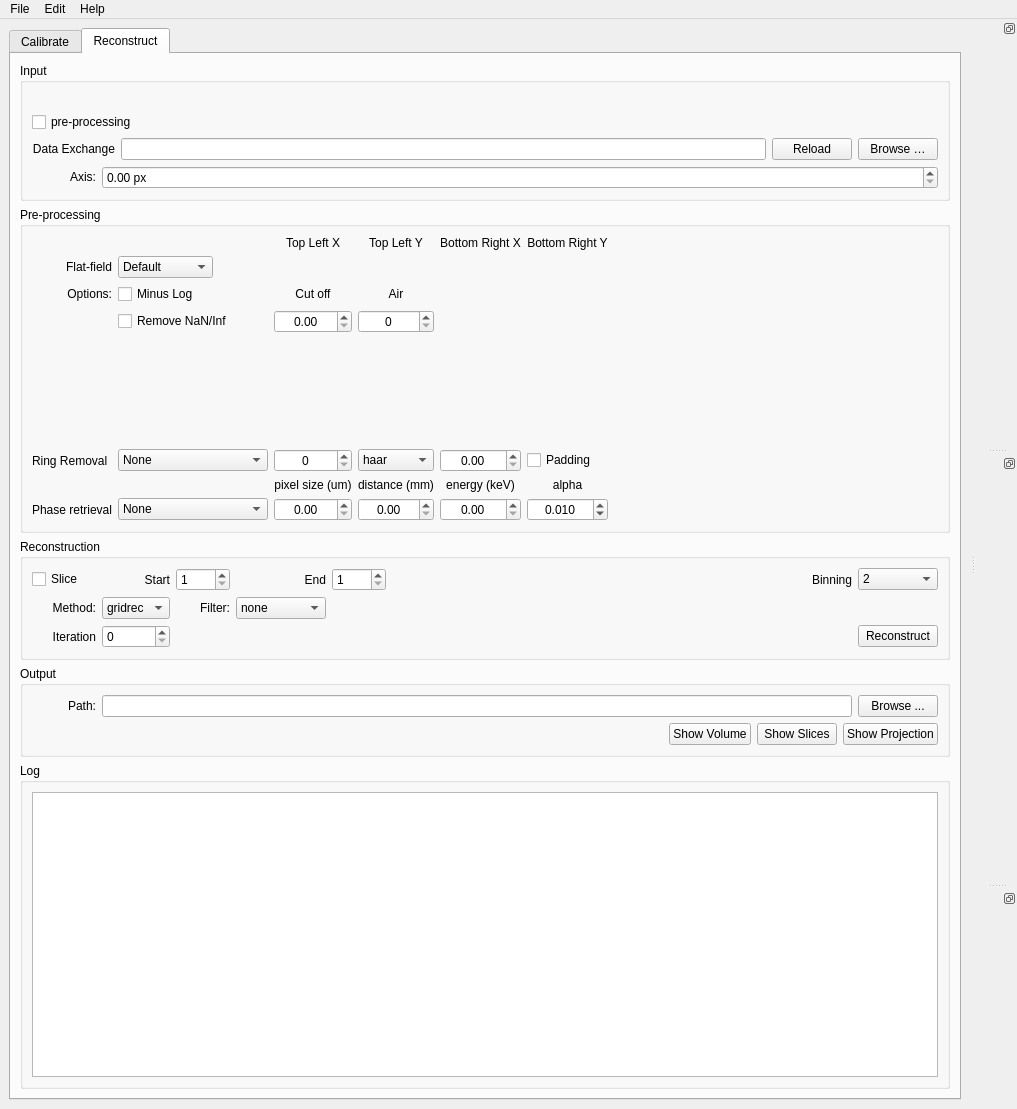
Above: ufot/gui.ui from tomography/tomopy-gui before the change. Below: the same form after it.
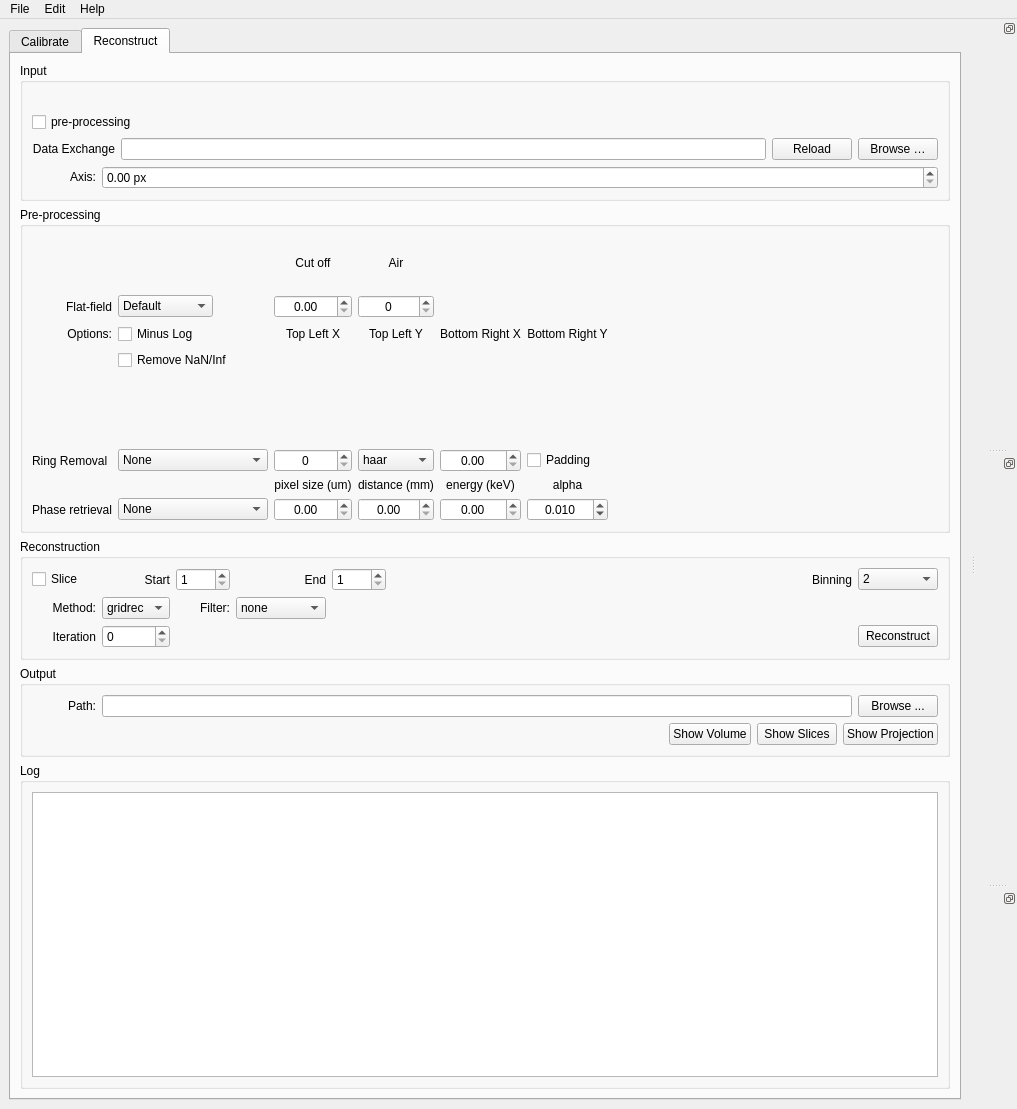
That is the form after the change.

Commit message: config parameters clean-up

What changed in the file:
```diff
--- a/ufot/gui.ui
+++ b/ufot/gui.ui
@@ -191,7 +191,7 @@
                 </widget>
                </item>
                <item row="5" column="1">
-                <widget class="QCheckBox" name="ffc_box">
+                <widget class="QCheckBox" name="flat_field">
                  <property name="text">
                   <string>Flat-field Corrected</string>
                  </property>
@@ -709,7 +709,37 @@
           <layout class="QVBoxLayout" name="verticalLayout_5">
            <item>
             <layout class="QGridLayout" name="gridLayout_3">
-             <item row="8" column="4">
+             <item row="0" column="2">
+              <widget class="QLabel" name="cut_off_label">
+               <property name="text">
+                <string>Cut off</string>
+               </property>
+               <property name="alignment">
+                <set>Qt::AlignCenter</set>
+               </property>
+              </widget>
+             </item>
+             <item row="2" column="2">
+              <widget class="QLabel" name="roi_tx_label">
+               <property name="text">
+                <string>Top Left X</string>
+               </property>
+               <property name="alignment">
+                <set>Qt::AlignCenter</set>
+               </property>
+              </widget>
+             </item>
+             <item row="3" column="2">
+              <widget class="QLabel" name="roi_tx">
+               <property name="text">
+                <string/>
+               </property>
+               <property name="alignment">
+                <set>Qt::AlignCenter</set>
+               </property>
+              </widget>
+             </item>
+             <item row="9" column="4">
               <widget class="QDoubleSpinBox" name="energy">
                <property name="alignment">
                 <set>Qt::AlignCenter</set>
@@ -722,7 +752,7 @@
                </property>
               </widget>
              </item>
-             <item row="7" column="2">
+             <item row="8" column="2">
               <widget class="QLabel" name="pixel_size_label">
                <property name="text">
                 <string>pixel size (um)</string>
@@ -732,7 +762,7 @@
                </property>
               </widget>
              </item>
-             <item row="7" column="4">
+             <item row="8" column="4">
               <widget class="QLabel" name="energy_label">
                <property name="text">
                 <string>energy (keV)</string>
@@ -742,7 +772,7 @@
                </property>
               </widget>
              </item>
-             <item row="6" column="3">
+             <item row="7" column="3">
               <widget class="QComboBox" name="wavelet_filter">
                <item>
                 <property name="text">
@@ -761,7 +791,7 @@
                </item>
               </widget>
              </item>
-             <item row="8" column="3">
+             <item row="9" column="3">
               <widget class="QDoubleSpinBox" name="distance">
                <property name="alignment">
                 <set>Qt::AlignCenter</set>
@@ -774,34 +804,24 @@
                </property>
               </widget>
              </item>
-             <item row="5" column="2">
-              <widget class="QLabel" name="wavelet_level_label">
-               <property name="text">
-                <string/>
-               </property>
-               <property name="alignment">
-                <set>Qt::AlignCenter</set>
-               </property>
-              </widget>
-             </item>
              <item row="6" column="2">
+              <widget class="QLabel" name="wavelet_level_label">
+               <property name="text">
+                <string/>
+               </property>
+               <property name="alignment">
+                <set>Qt::AlignCenter</set>
+               </property>
+              </widget>
+             </item>
+             <item row="7" column="2">
               <widget class="QSpinBox" name="wavelet_level">
                <property name="alignment">
                 <set>Qt::AlignCenter</set>
                </property>
               </widget>
              </item>
-             <item row="1" column="2">
-              <widget class="QLabel" name="roi_tx">
-               <property name="text">
-                <string/>
-               </property>
-               <property name="alignment">
-                <set>Qt::AlignCenter</set>
-               </property>
-              </widget>
-             </item>
-             <item row="5" column="4">
+             <item row="6" column="4">
               <widget class="QLabel" name="wavelet_sigma_label">
                <property name="text">
                 <string/>
@@ -811,26 +831,6 @@
                </property>
               </widget>
              </item>
-             <item row="0" column="2">
-              <widget class="QLabel" name="roi_tx_label">
-               <property name="text">
-                <string>Top Left X</string>
-               </property>
-               <property name="alignment">
-                <set>Qt::AlignCenter</set>
-               </property>
-              </widget>
-             </item>
-             <item row="2" column="2">
-              <widget class="QLabel" name="cut_off_label">
-               <property name="text">
-                <string>Cut off</string>
-               </property>
-               <property name="alignment">
-                <set>Qt::AlignCenter</set>
-               </property>
-              </widget>
-             </item>
              <item row="2" column="0">
               <widget class="QLabel" name="option_label">
                <property name="minimumSize">
@@ -865,7 +865,7 @@
               </layout>
              </item>
              <item row="1" column="0">
-              <widget class="QLabel" name="ffc_method_label">
+              <widget class="QLabel" name="flat_field_method_label">
                <property name="minimumSize">
                 <size>
                  <width>64</width>
@@ -880,7 +880,7 @@
                </property>
               </widget>
              </item>
-             <item row="8" column="0">
+             <item row="9" column="0">
               <widget class="QLabel" name="phase_method_label">
                <property name="text">
                 <string>Phase retrieval</string>
@@ -890,16 +890,6 @@
                </property>
               </widget>
              </item>
-             <item row="2" column="3">
-              <widget class="QLabel" name="air_label">
-               <property name="text">
-                <string>Air</string>
-               </property>
-               <property name="alignment">
-                <set>Qt::AlignCenter</set>
-               </property>
-              </widget>
-             </item>
              <item row="2" column="1">
               <widget class="QCheckBox" name="minus_log_box">
                <property name="text">
@@ -907,41 +897,7 @@
                </property>
               </widget>
              </item>
-             <item row="3" column="3">
-              <widget class="QSpinBox" name="air">
-               <property name="alignment">
-                <set>Qt::AlignCenter</set>
-               </property>
-              </widget>
-             </item>
-             <item row="3" column="2">
-              <widget class="QDoubleSpinBox" name="cut_off">
-               <property name="alignment">
-                <set>Qt::AlignCenter</set>
-               </property>
-              </widget>
-             </item>
-             <item row="1" column="5">
-              <widget class="QLabel" name="roi_by">
-               <property name="text">
-                <string/>
-               </property>
-               <property name="alignment">
-                <set>Qt::AlignCenter</set>
-               </property>
-              </widget>
-             </item>
-             <item row="0" column="3">
-              <widget class="QLabel" name="roi_ty_label">
-               <property name="text">
-                <string>Top Left Y</string>
-               </property>
-               <property name="alignment">
-                <set>Qt::AlignCenter</set>
-               </property>
-              </widget>
-             </item>
-             <item row="8" column="1">
+             <item row="9" column="1">
               <widget class="QComboBox" name="phase_method">
                <item>
                 <property name="text">
@@ -955,28 +911,8 @@
                </item>
               </widget>
              </item>
-             <item row="0" column="4">
-              <widget class="QLabel" name="roi_bx_label">
-               <property name="text">
-                <string>Bottom Right X</string>
-               </property>
-               <property name="alignment">
-                <set>Qt::AlignCenter</set>
-               </property>
-              </widget>
-             </item>
-             <item row="1" column="4">
-              <widget class="QLabel" name="roi_bx">
-               <property name="text">
-                <string/>
-               </property>
-               <property name="alignment">
-                <set>Qt::AlignCenter</set>
-               </property>
-              </widget>
-             </item>
              <item row="1" column="1">
-              <widget class="QComboBox" name="ffc_method">
+              <widget class="QComboBox" name="flat_field_method">
                <property name="enabled">
                 <bool>true</bool>
                </property>
@@ -1003,26 +939,6 @@
                </item>
               </widget>
              </item>
-             <item row="1" column="3">
-              <widget class="QLabel" name="roi_ty">
-               <property name="text">
-                <string/>
-               </property>
-               <property name="alignment">
-                <set>Qt::AlignCenter</set>
-               </property>
-              </widget>
-             </item>
-             <item row="0" column="5">
-              <widget class="QLabel" name="roi_by_label">
-               <property name="text">
-                <string>Bottom Right Y</string>
-               </property>
-               <property name="alignment">
-                <set>Qt::AlignCenter</set>
-               </property>
-              </widget>
-             </item>
              <item row="3" column="1">
               <widget class="QCheckBox" name="nan_and_inf_box">
                <property name="enabled">
@@ -1045,14 +961,14 @@
                </property>
               </widget>
              </item>
-             <item row="6" column="0">
+             <item row="7" column="0">
               <widget class="QLabel" name="ring_removal_method_label">
                <property name="text">
                 <string>Ring Removal</string>
                </property>
               </widget>
              </item>
-             <item row="7" column="3">
+             <item row="8" column="3">
               <widget class="QLabel" name="distance_label">
                <property name="text">
                 <string>distance (mm)</string>
@@ -1062,24 +978,7 @@
                </property>
               </widget>
              </item>
-             <item row="5" column="3">
-              <widget class="QLabel" name="wavelet_filter_label">
-               <property name="text">
-                <string/>
-               </property>
-               <property name="alignment">
-                <set>Qt::AlignCenter</set>
-               </property>
-              </widget>
-             </item>
-             <item row="6" column="5">
-              <widget class="QCheckBox" name="wavelet_padding">
-               <property name="text">
-                <string>Padding</string>
-               </property>
-              </widget>
-             </item>
-             <item row="8" column="5">
+             <item row="9" column="5">
               <widget class="QDoubleSpinBox" name="alpha">
                <property name="alignment">
                 <set>Qt::AlignCenter</set>
@@ -1099,30 +998,23 @@
               </widget>
              </item>
              <item row="7" column="5">
-              <widget class="QLabel" name="alpha_label">
+              <widget class="QCheckBox" name="wavelet_padding">
                <property name="text">
-                <string>alpha</string>
+                <string>Padding</string>
+               </property>
+              </widget>
+             </item>
+             <item row="6" column="3">
+              <widget class="QLabel" name="wavelet_filter_label">
+               <property name="text">
+                <string/>
                </property>
                <property name="alignment">
                 <set>Qt::AlignCenter</set>
                </property>
               </widget>
              </item>
-             <item row="6" column="1">
-              <widget class="QComboBox" name="ring_removal_method">
-               <item>
-                <property name="text">
-                 <string>None</string>
-                </property>
-               </item>
-               <item>
-                <property name="text">
-                 <string>Wavelet</string>
-                </property>
-               </item>
-              </widget>
-             </item>
-             <item row="8" column="2">
+             <item row="9" column="2">
               <widget class="QDoubleSpinBox" name="pixel_size">
                <property name="alignment">
                 <set>Qt::AlignCenter</set>
@@ -1138,14 +1030,24 @@
                </property>
               </widget>
              </item>
-             <item row="6" column="4">
+             <item row="8" column="5">
+              <widget class="QLabel" name="alpha_label">
+               <property name="text">
+                <string>alpha</string>
+               </property>
+               <property name="alignment">
+                <set>Qt::AlignCenter</set>
+               </property>
+              </widget>
+             </item>
+             <item row="7" column="4">
               <widget class="QDoubleSpinBox" name="wavelet_sigma">
                <property name="alignment">
                 <set>Qt::AlignCenter</set>
                </property>
               </widget>
              </item>
-             <item row="4" column="7">
+             <item row="5" column="7">
               <spacer name="verticalSpacer_2">
                <property name="orientation">
                 <enum>Qt::Vertical</enum>
@@ -1158,6 +1060,117 @@
                </property>
               </spacer>
              </item>
+             <item row="7" column="1">
+              <widget class="QComboBox" name="ring_removal_method">
+               <item>
+                <property name="text">
+                 <string>None</string>
+                </property>
+               </item>
+               <item>
+                <property name="text">
+                 <string>Wavelet</string>
+                </property>
+               </item>
+              </widget>
+             </item>
+             <item row="1" column="2">
+              <widget class="QDoubleSpinBox" name="cut_off">
+               <property name="alignment">
+                <set>Qt::AlignCenter</set>
+               </property>
+              </widget>
+             </item>
+             <item row="0" column="3">
+              <widget class="QLabel" name="air_label">
+               <property name="text">
+                <string>Air</string>
+               </property>
+               <property name="alignment">
+                <set>Qt::AlignCenter</set>
+               </property>
+              </widget>
+             </item>
+             <item row="1" column="3">
+              <widget class="QSpinBox" name="air">
+               <property name="alignment">
+                <set>Qt::AlignCenter</set>
+               </property>
+              </widget>
+             </item>
+             <item row="2" column="3">
+              <widget class="QLabel" name="roi_ty_label">
+               <property name="text">
+                <string>Top Left Y</string>
+               </property>
+               <property name="alignment">
+                <set>Qt::AlignCenter</set>
+               </property>
+              </widget>
+             </item>
+             <item row="3" column="3">
+              <widget class="QLabel" name="roi_ty">
+               <property name="text">
+                <string/>
+               </property>
+               <property name="alignment">
+                <set>Qt::AlignCenter</set>
+               </property>
+              </widget>
+             </item>
+             <item row="2" column="4">
+              <widget class="QLabel" name="roi_bx_label">
+               <property name="text">
+                <string>Bottom Right X</string>
+               </property>
+               <property name="alignment">
+                <set>Qt::AlignCenter</set>
+               </property>
+              </widget>
+             </item>
+             <item row="2" column="5">
+              <widget class="QLabel" name="roi_by_label">
+               <property name="text">
+                <string>Bottom Right Y</string>
+               </property>
+               <property name="alignment">
+                <set>Qt::AlignCenter</set>
+               </property>
+              </widget>
+             </item>
+             <item row="3" column="4">
+              <widget class="QLabel" name="roi_bx">
+               <property name="text">
+                <string/>
+               </property>
+               <property name="alignment">
+                <set>Qt::AlignCenter</set>
+               </property>
+              </widget>
+             </item>
+             <item row="3" column="5">
+              <widget class="QLabel" name="roi_by">
+               <property name="text">
+                <string/>
+               </property>
+               <property name="alignment">
+                <set>Qt::AlignCenter</set>
+               </property>
+              </widget>
+             </item>
+             <item row="0" column="7">
+              <spacer name="verticalSpacer_3">
+               <property name="orientation">
+                <enum>Qt::Vertical</enum>
+               </property>
+               <property name="sizeHint" stdset="0">
+                <size>
+                 <width>20</width>
+                 <height>40</height>
+                </size>
+               </property>
+              </spacer>
+             </item>
             </layout>
            </item>
           </layout>
```
The commit also changes 2 other files.
